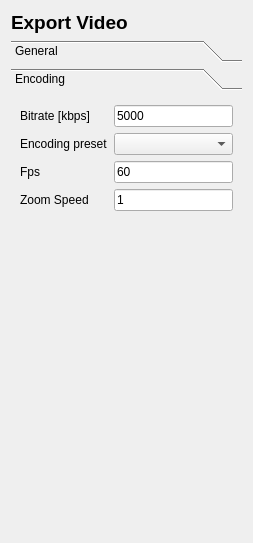
This is ExportVideoMenu.ui in QlowB/Almond as Qt 5 draws it before an edit. The edited form follows.
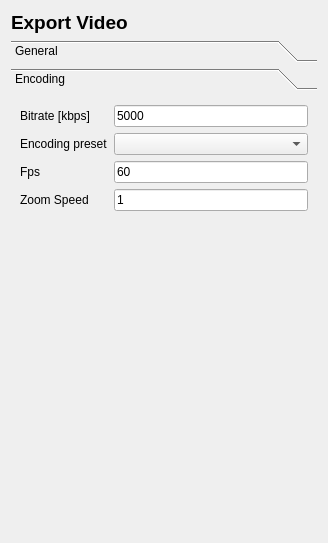
This is the edited form. The open tabs and pages were chosen to show the change.

Patch:
```diff
--- a/ExportVideoMenu.ui
+++ b/ExportVideoMenu.ui
@@ -6,7 +6,7 @@
    <rect>
     <x>0</x>
     <y>0</y>
-    <width>253</width>
+    <width>328</width>
     <height>543</height>
    </rect>
   </property>
@@ -31,9 +31,9 @@
    <item>
     <widget class="QToolBox" name="toolBox">
      <property name="sizePolicy">
-      <sizepolicy hsizetype="Expanding" vsizetype="Preferred">
+      <sizepolicy hsizetype="MinimumExpanding" vsizetype="Preferred">
        <horstretch>0</horstretch>
-       <verstretch>0</verstretch>
+       <verstretch>1</verstretch>
       </sizepolicy>
      </property>
      <widget class="QWidget" name="toolBoxPage1">
@@ -144,6 +144,14 @@
       </layout>
      </widget>
      <widget class="QWidget" name="toolBoxPage2">
+      <property name="geometry">
+       <rect>
+        <x>0</x>
+        <y>0</y>
+        <width>310</width>
+        <height>442</height>
+       </rect>
+      </property>
       <property name="sizePolicy">
        <sizepolicy hsizetype="Expanding" vsizetype="Preferred">
         <horstretch>0</horstretch>
```
Left out of the diff: 86 changed lines with no effect on the pictures.
